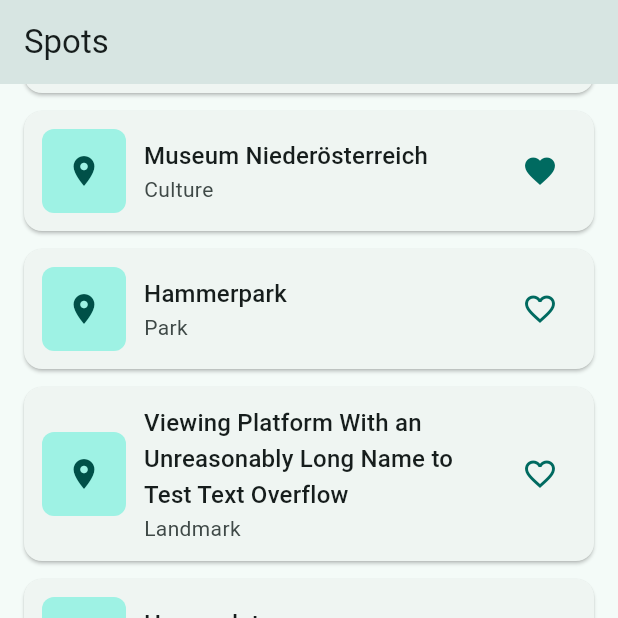
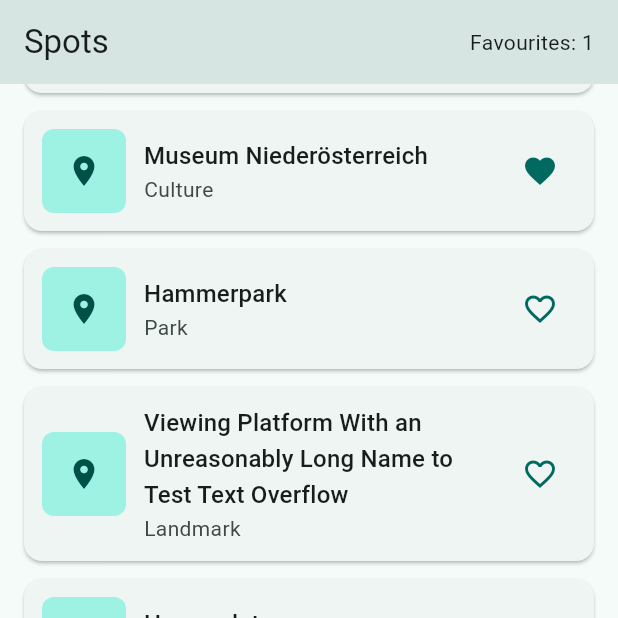
Before and after one commit to Rasakul/CC-MOB-WS26, a Flutter app: the screen it shows after launch, scrolled down 576 dp, after a tap on the "favorite outline" icon, on a phone screen of 412 x 824 dp, the top half of it. Run offline on Flutter 3.47's test engine with Material 3 defaults, Android fonts, the phone set to English and light mode, and no system bars; our stand-ins replace flutter_bloc, material_ui.

Commit message:
Add sample solution for hands-on 1.4
Favourites move into FavoritesCubit, provided above MaterialApp. List and
detail page read it with BlocBuilder, the AppBar counter with BlocSelector.

Co-Authored-By: Claude Fable 5.2 <noreply@anthropic.com>

```diff
--- /dev/null
+++ b/lib/favorites_cubit.dart
@@ -0,0 +1,18 @@
+import 'package:flutter_bloc/flutter_bloc.dart';
+
+/// Holds the IDs of all favourite spots.
+class FavoritesCubit extends Cubit<Set<String>> {
+  FavoritesCubit() : super({});
+
+  void toggle(String id) {
+    // Copy the set first. A Cubit ignores a state that is equal to the
+    // current one, so changing the old set and emitting it does nothing.
+    final favoriteIds = Set<String>.of(state);
+    if (favoriteIds.contains(id)) {
+      favoriteIds.remove(id);
+    } else {
+      favoriteIds.add(id);
+    }
+    emit(favoriteIds);
+  }
+}
--- a/lib/main.dart
+++ b/lib/main.dart
@@ -1,5 +1,7 @@
+import 'package:flutter_bloc/flutter_bloc.dart';
 import 'package:material_ui/material_ui.dart';
 
+import 'favorites_cubit.dart';
 import 'spot_list_page.dart';
 
 void main() {
@@ -11,12 +13,18 @@ class SpotsApp extends StatelessWidget {
 
   @override
   Widget build(BuildContext context) {
-    return MaterialApp(
-      title: 'Spots',
-      theme: ThemeData(
-        colorScheme: ColorScheme.fromSeed(seedColor: Colors.teal),
+    // Above MaterialApp, so every page finds the cubit.
+    return BlocProvider(
+      create: (context) => FavoritesCubit(),
+      child: MaterialApp(
+        title: 'Spots',
+        // The debug banner would cover the favourites counter in the AppBar.
+        debugShowCheckedModeBanner: false,
+        theme: ThemeData(
+          colorScheme: ColorScheme.fromSeed(seedColor: Colors.teal),
+        ),
+        home: const SpotListPage(),
       ),
-      home: const SpotListPage(),
     );
   }
 }
--- a/lib/spot_list_page.dart
+++ b/lib/spot_list_page.dart
@@ -1,58 +1,54 @@
+import 'package:flutter_bloc/flutter_bloc.dart';
 import 'package:material_ui/material_ui.dart';
 
+import 'favorites_cubit.dart';
 import 'mock_spots.dart';
-import 'spot.dart';
 import 'spot_card.dart';
 import 'spot_detail_page.dart';
 
-class SpotListPage extends StatefulWidget {
+class SpotListPage extends StatelessWidget {
   const SpotListPage({super.key});
-
-  @override
-  State<SpotListPage> createState() => _SpotListPageState();
-}
-
-class _SpotListPageState extends State<SpotListPage> {
-  final Set<String> _favoriteIds = {};
-
-  void _toggleFavorite(String id) {
-    setState(() {
-      if (_favoriteIds.contains(id)) {
-        _favoriteIds.remove(id);
-      } else {
-        _favoriteIds.add(id);
-      }
-    });
-  }
-
-  void _openDetail(Spot spot) {
-    Navigator.push(
-      context,
-      MaterialPageRoute(
-        builder: (context) {
-          return SpotDetailPage(
-            spot: spot,
-            isFavorite: _favoriteIds.contains(spot.id),
-            onToggle: () => _toggleFavorite(spot.id),
-          );
-        },
-      ),
-    );
-  }
 
   @override
   Widget build(BuildContext context) {
     return Scaffold(
-      appBar: AppBar(title: const Text('Spots')),
-      body: ListView.builder(
-        itemCount: mockSpots.length,
-        itemBuilder: (context, index) {
-          final spot = mockSpots[index];
-          return SpotCard(
-            spot: spot,
-            isFavorite: _favoriteIds.contains(spot.id),
-            onToggle: () => _toggleFavorite(spot.id),
-            onTap: () => _openDetail(spot),
+      appBar: AppBar(
+        title: const Text('Spots'),
+        actions: [
+          // Only rebuilds when the number of favourites changes.
+          BlocSelector<FavoritesCubit, Set<String>, int>(
+            selector: (favoriteIds) => favoriteIds.length,
+            builder: (context, count) {
+              return Padding(
+                padding: const EdgeInsets.only(right: 16),
+                child: Center(child: Text('Favourites: $count')),
+              );
+            },
+          ),
+        ],
+      ),
+      body: BlocBuilder<FavoritesCubit, Set<String>>(
+        builder: (context, favoriteIds) {
+          return ListView.builder(
+            itemCount: mockSpots.length,
+            itemBuilder: (context, index) {
+              final spot = mockSpots[index];
+              return SpotCard(
+                spot: spot,
+                isFavorite: favoriteIds.contains(spot.id),
+                onToggle: () {
+                  context.read<FavoritesCubit>().toggle(spot.id);
+                },
+                onTap: () {
+                  Navigator.push(
+                    context,
+                    MaterialPageRoute(
+                      builder: (context) => SpotDetailPage(spot: spot),
+                    ),
+                  );
+                },
+              );
+            },
           );
         },
       ),
--- a/pubspec.yaml
+++ b/pubspec.yaml
@@ -11,6 +11,7 @@ dependencies:
     sdk: flutter
   material_ui: ^1.1.0
   cupertino_icons: ^1.0.8
+  flutter_bloc: ^9.1.1
 
 dev_dependencies:
   flutter_test:
```
Also changed, not shown: lib/spot_detail_page.dart (+17 -32 lines), pubspec.lock, 4 other files.
